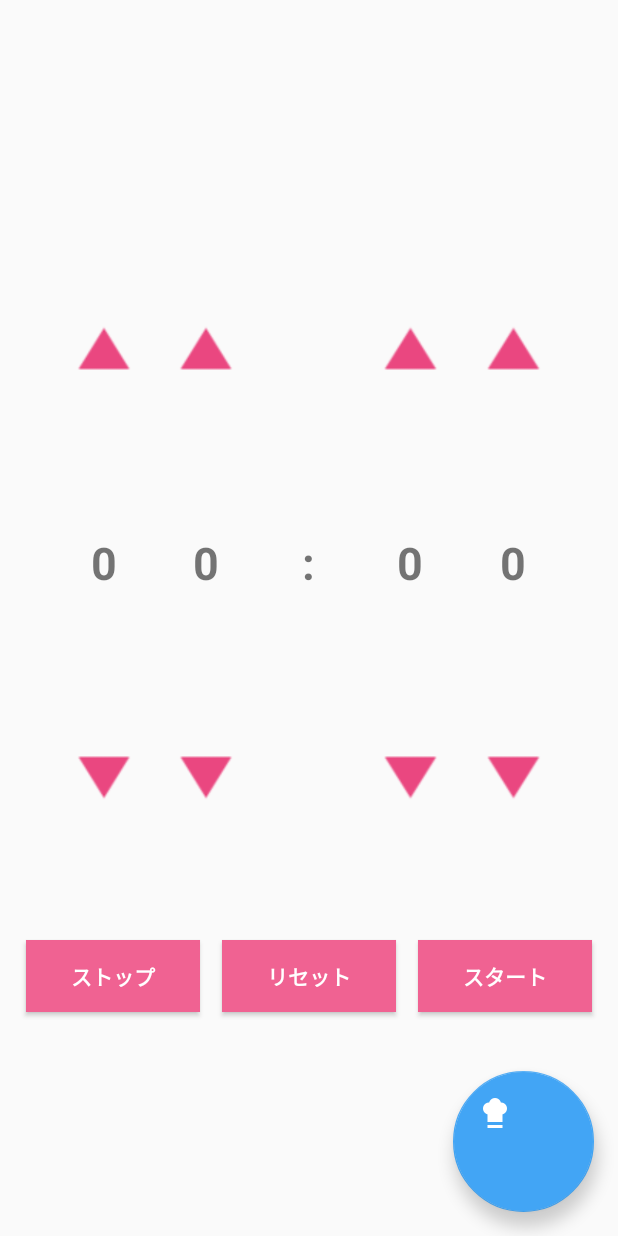
After one commit to ayumi0611/KitchenTimer, an Android app: the layout fragment_home.xml on its own in the app's theme, with its tools: preview values and no code run, on a phone screen of 412 x 824 dp. The commit adds this screen. Run offline under Robolectric (Android 15) with nearby library versions, the phone set to English and light mode, and no system bars.

Commit message:
ホーム画面のレイアウトを作成

```diff
--- a/app/build.gradle
+++ b/app/build.gradle
@@ -25,4 +25,5 @@ dependencies {
     testImplementation 'junit:junit:4.12'
     androidTestImplementation 'com.android.support.test:runner:1.0.2'
     androidTestImplementation 'com.android.support.test.espresso:espresso-core:3.0.2'
+    implementation 'com.android.support:design:27.1.1'
 }
--- /dev/null
+++ b/app/src/main/res/layout/fragment_home.xml
@@ -0,0 +1,205 @@
+<?xml version="1.0" encoding="utf-8"?>
+<LinearLayout xmlns:android="http://schemas.android.com/apk/res/android"
+    android:layout_width="match_parent"
+    android:layout_height="match_parent"
+    android:orientation="vertical">
+
+    <TextView
+        android:layout_width="match_parent"
+        android:layout_height="0dp"
+        android:layout_weight="2"
+        android:gravity="center"
+        android:textSize="25sp"
+        android:textStyle="bold" />
+
+    <LinearLayout
+        android:layout_width="match_parent"
+        android:layout_height="0dp"
+        android:layout_marginEnd="35dp"
+        android:layout_marginStart="35dp"
+        android:layout_weight="1"
+        android:orientation="horizontal">
+
+        <ImageButton
+            android:layout_width="0dp"
+            android:layout_height="match_parent"
+            android:layout_weight="1"
+            android:background="@drawable/button_up" />
+
+        <ImageButton
+            android:layout_width="0dp"
+            android:layout_height="match_parent"
+            android:layout_weight="1"
+            android:background="@drawable/button_up" />
+
+        <View
+            android:layout_width="0dp"
+            android:layout_height="match_parent"
+            android:layout_weight="1" />
+
+        <ImageButton
+            android:layout_width="0dp"
+            android:layout_height="match_parent"
+            android:layout_weight="1"
+            android:background="@drawable/button_up" />
+
+        <ImageButton
+            android:layout_width="0dp"
+            android:layout_height="match_parent"
+            android:layout_weight="1"
+            android:background="@drawable/button_up" />
+
+    </LinearLayout>
+
+    <LinearLayout
+        android:layout_width="match_parent"
+        android:layout_height="0dp"
+        android:layout_marginEnd="35dp"
+        android:layout_marginStart="35dp"
+        android:layout_weight="2"
+        android:orientation="horizontal">
+
+        <TextView
+            android:layout_width="0dp"
+            android:layout_height="match_parent"
+            android:layout_weight="1"
+            android:gravity="center"
+            android:text="0"
+            android:textSize="30sp"
+            android:textStyle="bold" />
+
+        <TextView
+            android:layout_width="0dp"
+            android:layout_height="match_parent"
+            android:layout_weight="1"
+            android:gravity="center"
+            android:text="0"
+            android:textSize="30sp"
+            android:textStyle="bold" />
+
+        <TextView
+            android:layout_width="0dp"
+            android:layout_height="match_parent"
+            android:layout_weight="1"
+            android:gravity="center"
+            android:text=":"
+            android:textSize="30sp"
+            android:textStyle="bold" />
+
+        <TextView
+            android:layout_width="0dp"
+            android:layout_height="match_parent"
+            android:layout_weight="1"
+            android:gravity="center"
+            android:text="0"
+            android:textSize="30sp"
+            android:textStyle="bold" />
+
+        <TextView
+            android:layout_width="0dp"
+            android:layout_height="match_parent"
+            android:layout_weight="1"
+            android:gravity="center"
+            android:text="0"
+            android:textSize="30sp"
+            android:textStyle="bold" />
+
+
+    </LinearLayout>
+
+    <LinearLayout
+        android:layout_width="match_parent"
+        android:layout_height="0dp"
+        android:layout_marginBottom="15dp"
+        android:layout_marginEnd="35dp"
+        android:layout_marginStart="35dp"
+        android:layout_weight="1"
+        android:orientation="horizontal">
+
+        <ImageButton
+            android:layout_width="0dp"
+            android:layout_height="match_parent"
+            android:layout_weight="1"
+            android:background="@drawable/button_down" />
+
+        <ImageButton
+            android:layout_width="0dp"
+            android:layout_height="match_parent"
+            android:layout_weight="1"
+            android:background="@drawable/button_down" />
+
+        <View
+            android:layout_width="0dp"
+            android:layout_height="match_parent"
+            android:layout_weight="1" />
+
+        <ImageButton
+            android:layout_width="0dp"
+            android:layout_height="match_parent"
+            android:layout_weight="1"
+            android:background="@drawable/button_down" />
+
+        <ImageButton
+            android:layout_width="0dp"
+            android:layout_height="match_parent"
+            android:layout_weight="1"
+            android:background="@drawable/button_down" />
+
+    </LinearLayout>
+
+    <LinearLayout
+        android:layout_width="match_parent"
+        android:layout_height="0dp"
+        android:layout_marginEnd="10dp"
+        android:layout_marginStart="10dp"
+        android:layout_marginTop="25dp"
+        android:layout_weight="1"
+        android:gravity="center"
+        android:orientation="horizontal">
+
+        <Button
+            android:layout_width="match_parent"
+            android:layout_height="wrap_content"
+            android:layout_margin="7dp"
+            android:layout_weight="1"
+            android:background="@color/colorPrimaryDark"
+            android:text="ストップ"
+            android:textColor="#ffffff"
+            android:textStyle="bold" />
+
+        <Button
+            android:layout_width="match_parent"
+            android:layout_height="wrap_content"
+            android:layout_margin="7dp"
+            android:layout_weight="1"
+            android:background="@color/colorPrimaryDark"
+            android:text="リセット"
+            android:textColor="#ffffff"
+            android:textStyle="bold" />
+
+        <Button
+            android:layout_width="match_parent"
+            android:layout_height="wrap_content"
+            android:layout_margin="7dp"
+            android:layout_weight="1"
+            android:background="@color/colorPrimaryDark"
+            android:text="スタート"
+            android:textColor="#ffffff"
+            android:textStyle="bold" />
+
+
+    </LinearLayout>
+
+
+    <android.support.design.widget.FloatingActionButton
+        android:layout_width="match_parent"
+        android:layout_height="0dp"
+        android:layout_gravity="end"
+        android:layout_marginBottom="16dp"
+        android:layout_marginEnd="16dp"
+        android:layout_marginTop="16dp"
+        android:layout_weight="1"
+        android:src="@drawable/chef_hat" />
+
+
+</LinearLayout>
--- a/app/src/main/res/values/colors.xml
+++ b/app/src/main/res/values/colors.xml
@@ -1,6 +1,6 @@
 <?xml version="1.0" encoding="utf-8"?>
 <resources>
-    <color name="colorPrimary">#3F51B5</color>
-    <color name="colorPrimaryDark">#303F9F</color>
-    <color name="colorAccent">#FF4081</color>
+    <color name="colorPrimary">#E91E63</color>
+    <color name="colorPrimaryDark">#F06292</color>
+    <color name="colorAccent">#42A5F5</color>
 </resources>
```
Also changed, not shown: app/src/main/res/drawable/button_down.png (added), app/src/main/res/drawable/button_up.png (added), app/src/main/res/drawable/chef_hat.png (added).
